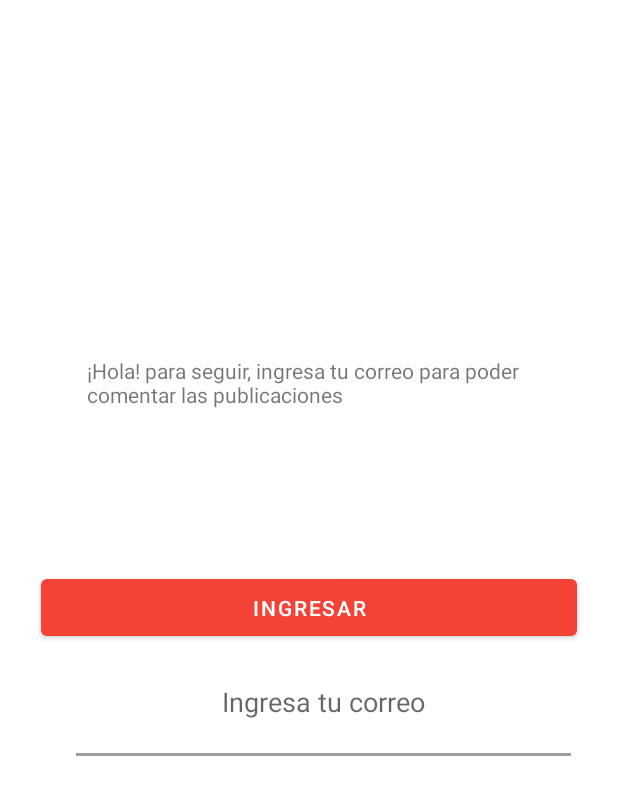
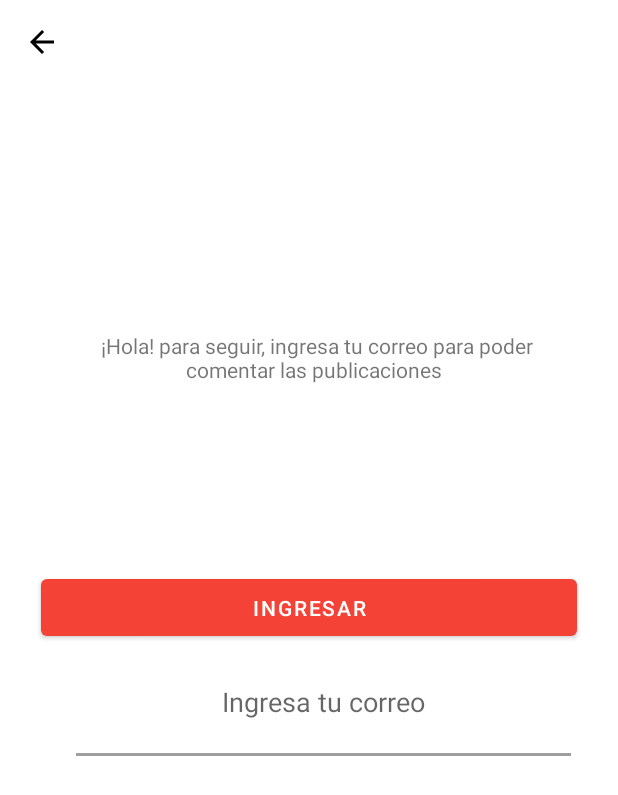
Before and after one commit to erickjhorman/FuegoSantoApp, an Android app: the loginActivity screen opened directly, with no data from a screen before it, after a tap on "INGRESAR", on a phone screen of 412 x 824 dp. Shown: the top 795 px of the screen. Run offline under Robolectric (Android 15) with nearby library versions, the phone set to English and light mode, and no system bars; our stand-ins replace Volley; network calls fail; 2 statements that could not run were skipped.

Commit message:
Se carga imagen desde URL

```diff
--- a/app/src/main/java/com/example/fuegosantoapp/MainActivity.java
+++ b/app/src/main/java/com/example/fuegosantoapp/MainActivity.java
@@ -70,10 +70,6 @@ public class MainActivity extends AppCompatActivity implements NavigationView.On
         setContentView(R.layout.activity_main);
         viewPager = (ViewPager) findViewById(R.id.view_pager);
         //pager = findViewById(R.id.view_pager);
-
-
-
-
 
         adapter = new CustomSwipeAdapter(this);
 
--- a/app/src/main/java/com/example/fuegosantoapp/SharedPrefManager.java
+++ b/app/src/main/java/com/example/fuegosantoapp/SharedPrefManager.java
@@ -30,13 +30,15 @@ public class SharedPrefManager {
         return instance;
     }
 
-  public boolean subsciptorLogin(int id_correos, String email){
+  public boolean subsciptorLogin(int id_correos, String email,String nombre, String avatar){
 
 SharedPreferences sharedPreferences =  ctx.getSharedPreferences(SHARED_PREF_NAME, Context.MODE_PRIVATE);
   SharedPreferences.Editor editor = sharedPreferences.edit();
 
   editor.putInt(KEY_SUBSCRIPTOR_ID, id_correos);
   editor.putString(KEY_SUBSCRIPTOR_EMAIL , email);
+  editor.putString(KEY_SUBSCRIPTOR_NAME , nombre);
+  editor.putString(KEY_SUBSCRIPTOR_AVATAR , avatar);
 
   editor.apply();
 
@@ -74,7 +76,7 @@ SharedPreferences sharedPreferences =  ctx.getSharedPreferences(SHARED_PREF_NAME
         return sharedPreferences.getString(KEY_SUBSCRIPTOR_NAME, null);
     }
 
-    public String getUseAvtar(){
+    public String getUseAvatar(){
         SharedPreferences sharedPreferences =  ctx.getSharedPreferences(SHARED_PREF_NAME, Context.MODE_PRIVATE);
         return sharedPreferences.getString(KEY_SUBSCRIPTOR_AVATAR, null);
     }
--- a/app/src/main/java/com/example/fuegosantoapp/activities/ProfileActivity.java
+++ b/app/src/main/java/com/example/fuegosantoapp/activities/ProfileActivity.java
@@ -1,23 +1,34 @@
 package com.example.fuegosantoapp.activities;
 
+import androidx.appcompat.app.ActionBarDrawerToggle;
 import androidx.appcompat.app.AppCompatActivity;
-
+import androidx.appcompat.widget.Toolbar;
+import com.android.volley.RequestQueue;
 import android.content.Intent;
+import android.content.SharedPreferences;
+import android.graphics.Bitmap;
 import android.os.Bundle;
 import android.view.Menu;
 import android.view.MenuItem;
 import android.widget.ImageView;
 import android.widget.TextView;
-
+import android.widget.Toast;
+import com.android.volley.Request;
+import com.android.volley.Response;
+import com.android.volley.VolleyError;
+import com.android.volley.toolbox.ImageRequest;
+import com.android.volley.toolbox.Volley;
 import com.example.fuegosantoapp.MainActivity;
 import com.example.fuegosantoapp.R;
 import com.example.fuegosantoapp.SharedPrefManager;
+
 
 public class ProfileActivity extends AppCompatActivity {
 
     private TextView textViewUsername, textViewUserCorreo;
     private ImageView imageViewUserAvatar;
-
+    Toolbar toolbar;
+    RequestQueue request;
 
     @Override
     protected void onCreate(Bundle savedInstanceState) {
@@ -34,8 +45,49 @@ public class ProfileActivity extends AppCompatActivity {
         textViewUserCorreo = (TextView) findViewById(R.id.textViewUserCorreo);
         imageViewUserAvatar = (ImageView) findViewById(R.id.imageViewUserAvatar);
 
+        request = Volley.newRequestQueue(getApplicationContext());
 
+        textViewUsername.setText(SharedPrefManager.getInstance(this).getUserName());
         textViewUserCorreo.setText(SharedPrefManager.getInstance(this).getUserEmail());
+        String urlImagen =  SharedPrefManager.getInstance(this).getUseAvatar();
+        Toast.makeText(getApplicationContext(), "Url" + urlImagen , Toast.LENGTH_LONG).show();
+
+
+        //To transform this url to a picture
+          setearUrlImagen(urlImagen);
+
+        //Crear logica del toolbar y asignarle un titulo
+        toolbar = (Toolbar) findViewById(R.id.toolbar_Profile);
+        setSupportActionBar(toolbar);
+        toolbar.setTitle("Fuego Santo");
+        toolbar.setSubtitle("Dios les bendiga");
+        toolbar.setTitleTextColor(0xFFFFFFFF);
+        toolbar.setSubtitleTextColor(0xFFFFFFFF);
+        toolbar.setNavigationIcon(R.drawable.ic_baseline_arrow_back_24px);
+
+
+
+    }
+
+        private void setearUrlImagen(String urlImagen) {
+
+
+
+        urlImagen = urlImagen.replace(" ", "%20");  //To remove the spaces in my image
+
+        ImageRequest imageRequest = new ImageRequest(urlImagen, new Response.Listener<Bitmap>() {
+            @Override
+            public void onResponse(Bitmap response) {
+                imageViewUserAvatar.setImageBitmap(response);
+            }
+        }, 0,0 , ImageView.ScaleType.CENTER, null, new Response.ErrorListener() {
+            @Override
+            public void onErrorResponse(VolleyError error) {
+                Toast.makeText(getApplicationContext(), "Error al cargar la imagen"  , Toast.LENGTH_LONG).show();
+            }
+           });
+           request.add(imageRequest);
+
 
     }
 
@@ -45,7 +97,7 @@ public class ProfileActivity extends AppCompatActivity {
         return true;
     }
 
-   /*
+
     @Override
     public boolean onOptionsItemSelected(MenuItem item) {
         switch (item.getItemId()){
@@ -58,5 +110,5 @@ public class ProfileActivity extends AppCompatActivity {
         }
         return true;
     }
-    */
+
 }
--- a/app/src/main/java/com/example/fuegosantoapp/activities/loginActivity.java
+++ b/app/src/main/java/com/example/fuegosantoapp/activities/loginActivity.java
@@ -1,6 +1,7 @@
 package com.example.fuegosantoapp.activities;
 
 import androidx.appcompat.app.AppCompatActivity;
+import androidx.appcompat.widget.Toolbar;
 
 import android.app.ProgressDialog;
 import android.content.Intent;
@@ -11,7 +12,6 @@ import android.widget.Button;
 import android.widget.EditText;
 import android.widget.ProgressBar;
 import android.widget.Toast;
-import android.widget.Toolbar;
 
 import com.android.volley.AuthFailureError;
 import com.android.volley.Request;
@@ -36,7 +36,7 @@ public class loginActivity extends AppCompatActivity implements  View.OnClickLis
     private EditText editTextCorreo;
     private Button buttonlogin;
     private ProgressDialog progressDialog;
-
+    Toolbar toolbar;
 
     @Override
     protected void onCreate(Bundle savedInstanceState) {
@@ -51,6 +51,16 @@ public class loginActivity extends AppCompatActivity implements  View.OnClickLis
 
         super.onCreate(savedInstanceState);
         setContentView(R.layout.activity_login);
+
+
+        //Crear logica del toolbar y asignarle un titulo
+        toolbar = (Toolbar) findViewById(R.id.toolbar_Profile);
+        setSupportActionBar(toolbar);
+        toolbar.setTitle("Fuego Santo");
+        toolbar.setSubtitle("Dios les bendiga");
+        toolbar.setTitleTextColor(0xFFFFFFFF);
+        toolbar.setSubtitleTextColor(0xFFFFFFFF);
+        toolbar.setNavigationIcon(R.drawable.ic_baseline_arrow_back_24px);
 
         editTextCorreo = (EditText) findViewById(R.id.editTextCorreo);
         buttonlogin = (Button) findViewById(R.id.buttonlogin);
@@ -80,7 +90,9 @@ public class loginActivity extends AppCompatActivity implements  View.OnClickLis
                                 SharedPrefManager.getInstance(getApplicationContext())
                                         .subsciptorLogin(
                                                 obj.getInt("id"),
-                                                obj.getString("email")
+                                                obj.getString("nombre"),
+                                                obj.getString("email"),
+                                                obj.getString("avatar")
 
                                         );
                                startActivity(new Intent(getApplicationContext(), ProfileActivity.class));
@@ -105,7 +117,7 @@ public class loginActivity extends AppCompatActivity implements  View.OnClickLis
                     progressDialog.dismiss();
                         Toast.makeText(
                                 getApplicationContext(),
-                               error.getMessage(),
+                                error.getMessage(),
                                 Toast.LENGTH_LONG
                         ).show();
                     }
--- a/app/src/main/java/com/example/fuegosantoapp/fragmentos/Fragmento_articulo.java
+++ b/app/src/main/java/com/example/fuegosantoapp/fragmentos/Fragmento_articulo.java
@@ -18,4 +18,6 @@ public class Fragmento_articulo extends Fragment {
     public View onCreateView(@NonNull LayoutInflater inflater, @Nullable ViewGroup container, @Nullable Bundle savedInstanceState) {
         return inflater.inflate(R.layout.fragments_articulos, container, false);
     }
+
+
 }
--- a/app/src/main/res/layout/activity_login.xml
+++ b/app/src/main/res/layout/activity_login.xml
@@ -15,18 +15,7 @@
         tools:layout_editor_absoluteX="0dp">
 
 
-        <androidx.appcompat.widget.Toolbar
-
-            android:layout_width="match_parent"
-            android:layout_height="52dp"
-            android:background="@color/white">
-
-
-
-        </androidx.appcompat.widget.Toolbar>
-
-
-
+        <include layout="@layout/toolbar_layout_profile" />
 
         <TextView
 
@@ -37,7 +26,8 @@
             android:layout_alignParentBottom="true"
             android:layout_marginEnd="48dp"
             android:layout_marginRight="48dp"
-            android:layout_marginBottom="463dp"
+            android:layout_marginBottom="480dp"
+            android:textAlignment="center"
             android:text="¡Hola! para seguir, ingresa tu correo para poder comentar las publicaciones " />
 
 
--- a/app/src/main/res/layout/nav_header.xml
+++ b/app/src/main/res/layout/nav_header.xml
@@ -6,7 +6,7 @@
     android:background="@drawable/main"
     android:gravity="bottom"
     android:padding="16dp"
-     android:theme="@style/ThemeOverlay.MaterialComponents.Dark">
+    android:theme="@style/ThemeOverlay.MaterialComponents.Dark">
 
     <ImageView
         android:layout_width="wrap_content"
@@ -40,6 +40,7 @@
         android:textColor="@color/white" />
 
     <TextView
+        android:id="@+id/navHeaderComentario"
         android:layout_width="wrap_content"
         android:layout_height="57dp"
         android:layout_alignParentStart="true"
--- /dev/null
+++ b/app/src/main/res/layout/toolbar_layout_profile.xml
@@ -0,0 +1,9 @@
+<?xml version="1.0" encoding="utf-8"?>
+<com.google.android.material.appbar.MaterialToolbar
+xmlns:android="http://schemas.android.com/apk/res/android"
+    android:layout_width="match_parent"
+android:layout_height="67dp"
+android:background="@color/white"
+android:id="@+id/toolbar_Profile">
+
+</com.google.android.material.appbar.MaterialToolbar>
--- a/build.gradle
+++ b/build.gradle
@@ -7,7 +7,7 @@ buildscript {
 
     }
     dependencies {
-        classpath 'com.android.tools.build:gradle:3.4.2'
+        classpath 'com.android.tools.build:gradle:3.5.0-rc01'
 
 
         // NOTE: Do not place your application dependencies here; they belong
```
Also changed, not shown: app/src/main/java/com/example/fuegosantoapp/activities/navHeaderActivity.java (+26 -7 lines), app/src/main/res/layout/activity_profile.xml (+12 -6 lines), gradle/wrapper/gradle-wrapper.properties.
